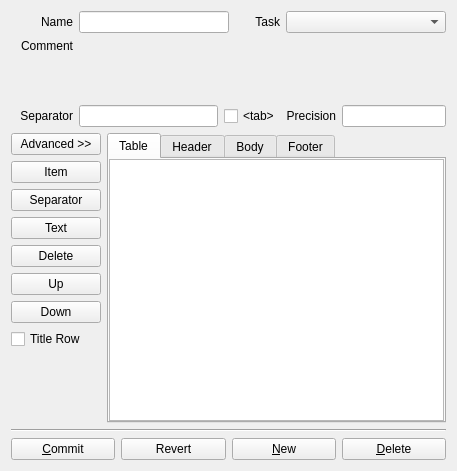
Above: copasi/UI/CQReportDefinition.ui from copasi/COPASI before the change. Below: the same form after it.
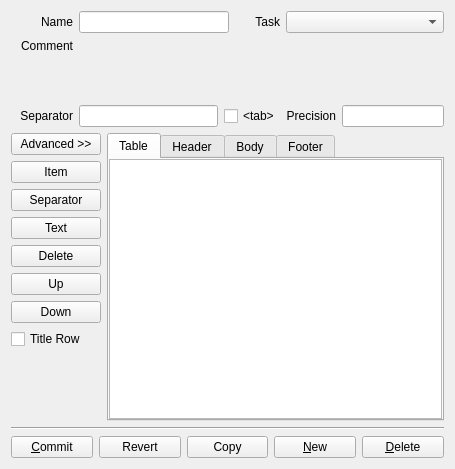
That is the form after the change. Custom widgets are drawn as their Qt base class.

Commit message: Fixed Bug 2022: Copy missing on reports -added and implemented Copy button

```diff
--- a/copasi/UI/CQReportDefinition.ui
+++ b/copasi/UI/CQReportDefinition.ui
@@ -21,8 +21,8 @@
    <rect>
     <x>0</x>
     <y>0</y>
-    <width>457</width>
-    <height>471</height>
+    <width>455</width>
+    <height>469</height>
    </rect>
   </property>
   <property name="caption" stdset="0">
@@ -474,6 +474,13 @@
        </property>
       </widget>
      </item>
+     <item>
+      <widget class="QPushButton" name="mpBtnCopyReport">
+       <property name="text">
+        <string>Copy</string>
+       </property>
+      </widget>
+     </item>
      <item>
       <widget class="QPushButton" name="mpBtnNewReport">
        <property name="text">
```
Left out of the diff: 101 changed lines with no effect on the pictures. The commit also changes 3 other files.
